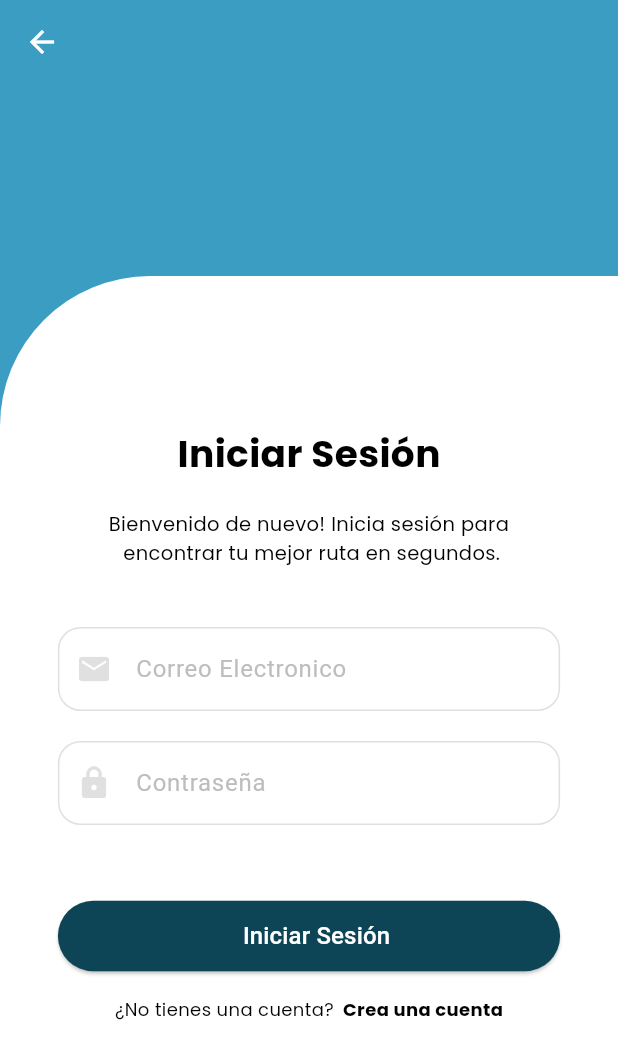
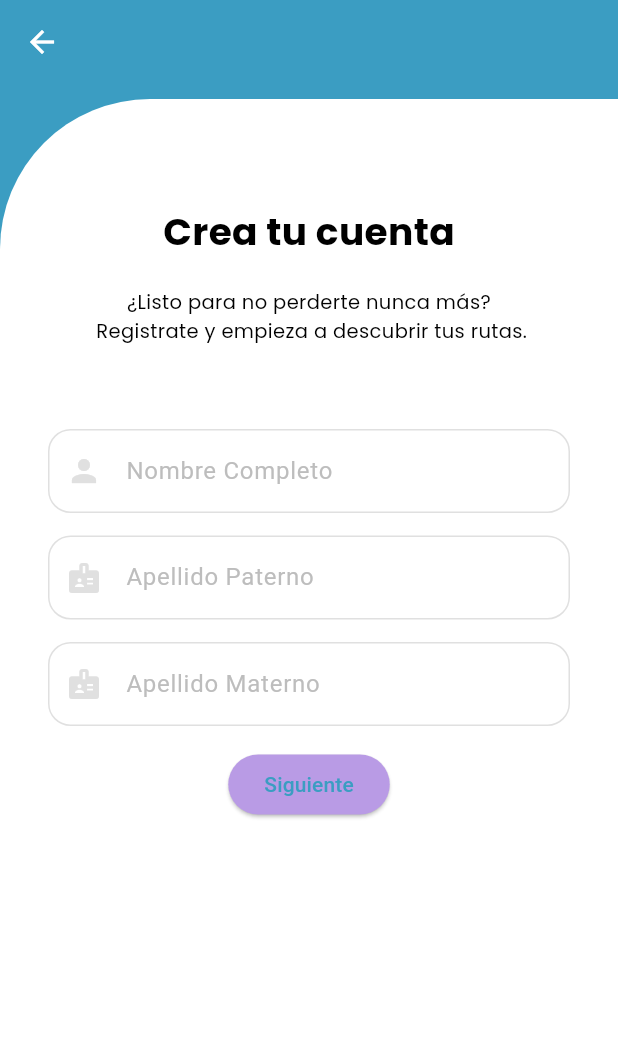
Before and after one commit to LeonelChauca/rutea-app-flutter, a Flutter app: the screen it shows after launch, after a tap on "Crear Cuenta", on a phone screen of 412 x 824 dp. Shown: the top 1059 px of the screen. Run offline on Flutter 3.47's test engine with Material 3 defaults, Android fonts, the phone set to English and light mode, and no system bars; drawn by our look-alikes of flutter_form_builder; our stand-ins replace dio, flutter_dotenv, flutter_svg, form_builder_validators, google_fonts.

Commit message:
changes login ok , register 50%

```diff
--- /dev/null
+++ b/lib/features/auth/presentation/register_page.dart
@@ -0,0 +1,69 @@
+import 'package:flutter/material.dart';
+import 'package:google_fonts/google_fonts.dart';
+import 'package:ruteaflutter/features/auth/widgets/register_form.dart';
+import 'package:ruteaflutter/theme.dart';
+
+class RegisterPage extends StatelessWidget {
+  const RegisterPage({super.key});
+
+  @override
+  Widget build(BuildContext context) {
+    return Scaffold(
+      backgroundColor: AppTheme.primaryColor,
+      resizeToAvoidBottomInset: true,
+      appBar: AppBar(
+        backgroundColor: Colors.transparent,
+        elevation: 0,
+        iconTheme: const IconThemeData(color: Colors.white),
+      ),
+      body: SingleChildScrollView(
+        child: ConstrainedBox(
+          constraints: BoxConstraints(
+            minHeight:
+                MediaQuery.of(context).size.height -
+                AppBar().preferredSize.height -
+                MediaQuery.of(context).padding.top,
+          ),
+          child: Column(
+            children: [
+              const SizedBox(
+                height: 10,
+              ), // Usamos SizedBox en lugar de Expanded
+              Container(
+                width: double.infinity,
+                padding: const EdgeInsets.symmetric(vertical: 70),
+                decoration: const BoxDecoration(
+                  color: Colors.white,
+                  borderRadius: BorderRadius.only(
+                    topLeft: Radius.circular(100),
+                  ),
+                ),
+                child: Column(
+                  mainAxisSize: MainAxisSize.min,
+
+                  children: [
+                    Text(
+                      'Crea tu cuenta',
+                      style: GoogleFonts.poppins(
+                        fontSize: 25,
+                        fontWeight: FontWeight.bold,
+                      ),
+                    ),
+                    const SizedBox(height: 20),
+                    Text(
+                      '¿Listo para no perderte nunca más? \n Registrate y empieza a descubrir tus rutas.',
+                      textAlign: TextAlign.center,
+                      style: GoogleFonts.poppins(fontSize: 13),
+                    ),
+                    const SizedBox(height: 40),
+                    const RegisterForm(),
+                  ],
+                ),
+              ),
+            ],
+          ),
+        ),
+      ),
+    );
+  }
+}
--- a/lib/features/auth/widgets/login_form.dart
+++ b/lib/features/auth/widgets/login_form.dart
@@ -1,6 +1,7 @@
 import 'package:flutter/material.dart';
 import 'package:flutter_form_builder/flutter_form_builder.dart';
 import 'package:form_builder_validators/form_builder_validators.dart';
+import 'package:ruteaflutter/features/auth/widgets/register_form.dart';
 import 'package:ruteaflutter/models/login_request.dart';
 import 'package:ruteaflutter/theme.dart';
 import 'package:google_fonts/google_fonts.dart';
@@ -17,6 +18,7 @@ class _LoginFormState extends State<LoginForm> {
   final GlobalKey<FormBuilderState> _formKey = GlobalKey<FormBuilderState>();
 
   bool _isLoading = false;
+  // ignore: unused_field
   String _errorMessage = '';
 
   Future<void> _login(String email, String password) async {
@@ -28,7 +30,9 @@ class _LoginFormState extends State<LoginForm> {
     try {
       final authService = AuthService();
       await authService.login(LoginRequest(email: email, password: password));
+      print('Login successful');
     } catch (e) {
+      print('Login failed with error: $e');
       setState(() {
         _errorMessage =
             'Error al iniciar sesión. Por favor, inténtalo de nuevo.';
@@ -80,7 +84,6 @@ class _LoginFormState extends State<LoginForm> {
                 onPressed: () async {
                   // Acción al presionar el botón de iniciar sesión
                   if (_formKey.currentState!.saveAndValidate() && !_isLoading) {
-                    print(_formKey.currentState!.value.entries.toList());
                     await _login(
                       _formKey.currentState!.value['email'],
                       _formKey.currentState!.value['password'],
--- /dev/null
+++ b/lib/features/auth/widgets/register/personal_data_form.dart
@@ -0,0 +1,62 @@
+import 'package:flutter/material.dart';
+import 'package:flutter_form_builder/flutter_form_builder.dart';
+import 'package:form_builder_validators/form_builder_validators.dart';
+
+class PersonalDataForm extends StatelessWidget {
+  final GlobalKey<FormBuilderState> formKey;
+
+  PersonalDataForm({required this.formKey});
+
+  @override
+  Widget build(BuildContext context) {
+    return FormBuilder(
+      key: formKey,
+      child: Column(
+        children: [
+          FormBuilderTextField(
+            name: 'nombre',
+            decoration: InputDecoration(
+              hintText: 'Nombre Completo',
+              hintStyle: TextStyle(color: Colors.grey.shade400),
+              prefixIcon: Icon(Icons.person, color: Colors.grey.shade300),
+            ),
+            validator: FormBuilderValidators.compose([
+              FormBuilderValidators.required(),
+            ]),
+          ),
+          const SizedBox(height: 15),
+          FormBuilderTextField(
+            name: 'p_apellido',
+            decoration: InputDecoration(
+              hintText: 'Apellido Paterno',
+              hintStyle: TextStyle(color: Colors.grey.shade400),
+              prefixIcon: Icon(Icons.badge, color: Colors.grey.shade300),
+            ),
+            validator: FormBuilderValidators.compose([
+              FormBuilderValidators.required(),
+            ]),
+          ),
+          const SizedBox(height: 15),
+          FormBuilderTextField(
+            name: 's_apellido',
+            decoration: InputDecoration(
+              hintText: 'Apellido Materno',
+              hintStyle: TextStyle(color: Colors.grey.shade400),
+              prefixIcon: Icon(Icons.badge, color: Colors.grey.shade300),
+            ),
+            validator: FormBuilderValidators.compose([
+              FormBuilderValidators.required(),
+            ]),
+          ),
+          const SizedBox(height: 15),
+          ElevatedButton(
+            onPressed: () {
+              // Pasa a la siguiente página (datos de usuario)
+            },
+            child: Text("Siguiente"),
+          ),
+        ],
+      ),
+    );
+  }
+}
--- /dev/null
+++ b/lib/features/auth/widgets/register/user_data_form.dart
@@ -0,0 +1,56 @@
+import 'package:flutter/material.dart';
+import 'package:flutter_form_builder/flutter_form_builder.dart';
+import 'package:form_builder_validators/form_builder_validators.dart';
+
+class UserDataForm extends StatelessWidget {
+  final GlobalKey<FormBuilderState> formKey;
+
+  UserDataForm({required this.formKey});
+
+  @override
+  Widget build(BuildContext context) {
+    return FormBuilder(
+      key: formKey,
+      child: Column(
+        children: [
+          FormBuilderTextField(
+            keyboardType: TextInputType.emailAddress,
+            name: 'email',
+            decoration: InputDecoration(
+              hintText: 'Correo Electrónico',
+              hintStyle: TextStyle(color: Colors.grey.shade400),
+              prefixIcon: Icon(Icons.email, color: Colors.grey.shade300),
+            ),
+            validator: FormBuilderValidators.compose([
+              FormBuilderValidators.required(),
+              FormBuilderValidators.email(),
+            ]),
+          ),
+          const SizedBox(height: 15),
+          FormBuilderTextField(
+            name: 'password',
+            decoration: InputDecoration(
+              hintText: 'Contraseña',
+              hintStyle: TextStyle(color: Colors.grey.shade400),
+              prefixIcon: Icon(Icons.lock, color: Colors.grey.shade300),
+            ),
+            validator: FormBuilderValidators.compose([
+              FormBuilderValidators.required(),
+              FormBuilderValidators.minLength(6),
+            ]),
+          ),
+          const SizedBox(height: 15),
+          ElevatedButton(
+            onPressed: () {
+              // Procesar formulario
+              if (formKey.currentState?.saveAndValidate() ?? false) {
+                print("Formulario válido y listo para registrar.");
+              }
+            },
+            child: Text("Registrar"),
+          ),
+        ],
+      ),
+    );
+  }
+}
--- /dev/null
+++ b/lib/features/auth/widgets/register_form.dart
@@ -0,0 +1,49 @@
+import 'package:flutter/material.dart';
+import 'package:flutter_form_builder/flutter_form_builder.dart';
+import 'package:ruteaflutter/features/auth/widgets/register/personal_data_form.dart';
+import 'package:ruteaflutter/features/auth/widgets/register/user_data_form.dart';
+
+class RegisterForm extends StatefulWidget {
+  const RegisterForm({super.key});
+
+  @override
+  State<RegisterForm> createState() => _RegisterFormState();
+}
+
+class _RegisterFormState extends State<RegisterForm> {
+  final GlobalKey<FormBuilderState> _personalDataFormKey =
+      GlobalKey<FormBuilderState>();
+  final GlobalKey<FormBuilderState> _userDataFormKey =
+      GlobalKey<FormBuilderState>();
+
+  final PageController _pageController = PageController();
+
+  @override
+  Widget build(BuildContext context) {
+    return Padding(
+      padding: const EdgeInsets.symmetric(horizontal: 16.0),
+      child: Column(
+        children: [
+          SizedBox(
+            width: double.infinity,
+            height: MediaQuery.of(context).size.height * 0.6,
+            child: PageView(
+              controller: _pageController,
+              physics: const NeverScrollableScrollPhysics(),
+              children: [
+                Padding(
+                  padding: const EdgeInsets.all(16.0),
+                  child: PersonalDataForm(formKey: _personalDataFormKey),
+                ),
+                Padding(
+                  padding: const EdgeInsets.all(16.0),
+                  child: UserDataForm(formKey: _userDataFormKey),
+                ),
+              ],
+            ),
+          ),
+        ],
+      ),
+    );
+  }
+}
--- a/lib/features/welcome/presentation/welcome_page.dart
+++ b/lib/features/welcome/presentation/welcome_page.dart
@@ -54,7 +54,7 @@ class WelcomePage extends StatelessWidget {
                     width: 200,
                     child: FilledButton(
                       onPressed: () {
-                        Navigator.pushNamed(context, '/login');
+                        Navigator.pushNamed(context, '/register');
                       },
                       child: Text(
                         'Crear Cuenta',
--- a/lib/main.dart
+++ b/lib/main.dart
@@ -1,12 +1,17 @@
 import 'package:flutter/material.dart';
 import 'package:flutter_dotenv/flutter_dotenv.dart';
 import 'package:ruteaflutter/features/auth/presentation/login_page.dart';
+import 'package:ruteaflutter/features/auth/presentation/register_page.dart';
 import 'package:ruteaflutter/features/welcome/presentation/welcome_page.dart';
 import 'package:ruteaflutter/screens/splash_screen.dart';
+import 'package:flutter_localizations/flutter_localizations.dart'; // Agrega este import
+
 import 'theme.dart';
+import 'package:intl/intl.dart';
 
 void main() async {
   await dotenv.load();
+  Intl.defaultLocale = 'es_BO';
   runApp(const MyApp());
 }
 
@@ -18,10 +23,19 @@ class MyApp extends StatelessWidget {
     return MaterialApp(
       title: 'Rutea App',
       initialRoute: '/',
+      locale: const Locale('es', 'BO'),
+      supportedLocales: const [Locale('es', 'BO')],
+      localizationsDelegates: [
+        GlobalMaterialLocalizations.delegate,
+        GlobalWidgetsLocalizations.delegate,
+        GlobalCupertinoLocalizations
+            .delegate, // Si estás usando Cupertino (opcional)
+      ],
       routes: {
         '/': (context) => const SplashScreen(),
         '/login': (context) => const LoginPage(),
         '/welcome': (context) => const WelcomePage(),
+        '/register': (context) => const RegisterPage(),
       },
       theme: AppTheme.lightTheme,
     );
--- a/lib/services/auth/auth.service.dart
+++ b/lib/services/auth/auth.service.dart
@@ -4,8 +4,8 @@ import '../api.dart';
 
 class AuthService {
   Future<void> login(LoginRequest loginReq) async {
-    final res = await Api.dio.post('/login', data: loginReq.toJson());
-    print(res);
+    final res = await Api.dio.post('/auth/login', data: loginReq.toJson());
+    print('Login response: ${res}');
     return res.data;
   }
 }
--- a/pubspec.yaml
+++ b/pubspec.yaml
@@ -41,6 +41,7 @@ dependencies:
   dio: ^5.9.0
   flutter_dotenv: ^6.0.0
   flutter_riverpod: ^3.0.0
+  intl: ^0.20.2
 
 dev_dependencies:
   flutter_test:
```
Also changed, not shown: pubspec.lock.
